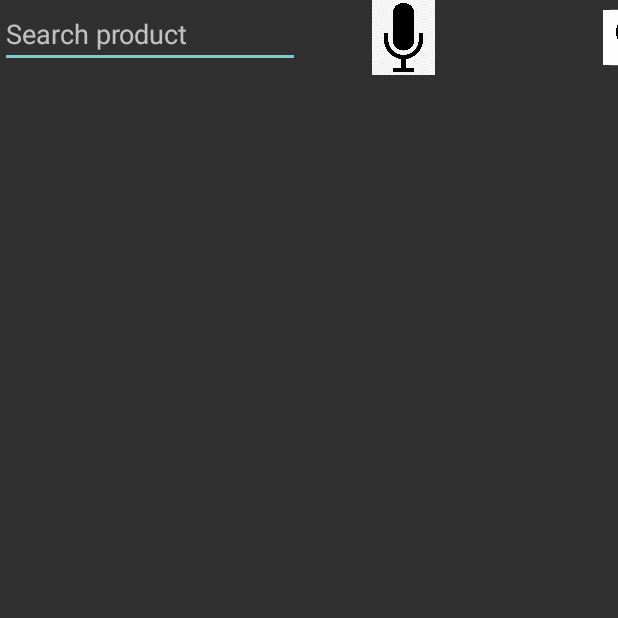
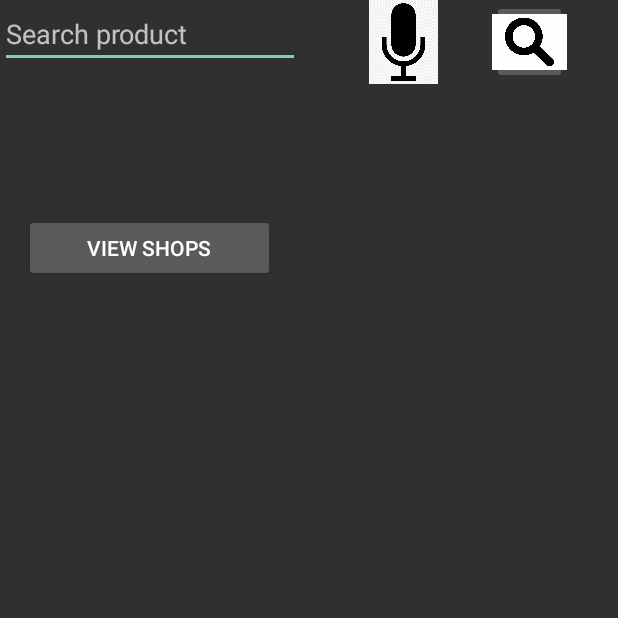
Before and after one commit to WesleyNieuwenhuijse/product_app, an Android app: the MainActivity screen opened directly, with no data from a screen before it, on a phone screen of 412 x 824 dp, the top half of it. Run offline under Robolectric (Android 15) with nearby library versions, the phone set to English and light mode, and no system bars.

Commit message:
shop list and shop details activities created

```diff
--- a/app/src/main/java/com/example/productapp/MainActivity.java
+++ b/app/src/main/java/com/example/productapp/MainActivity.java
@@ -2,7 +2,9 @@ package com.example.productapp;
 
 import androidx.appcompat.app.AppCompatActivity;
 
+import android.content.Intent;
 import android.os.Bundle;
+import android.view.View;
 
 public class MainActivity extends AppCompatActivity {
 
@@ -11,4 +13,10 @@ public class MainActivity extends AppCompatActivity {
         super.onCreate(savedInstanceState);
         setContentView(R.layout.activity_main);
     }
+
+    public void viewShops(View view) {
+        // Do something in response to button
+        Intent intent = new Intent(this, ShopListListActivity.class);
+        startActivity(intent);
+    }
 }
--- a/app/src/main/res/layout/activity_main.xml
+++ b/app/src/main/res/layout/activity_main.xml
@@ -15,8 +15,8 @@
 
     <androidx.constraintlayout.widget.ConstraintLayout
         android:id="@+id/barrierTop"
-        android:layout_width="match_parent"
-        android:layout_height="50dp"
+        android:layout_width="411dp"
+        android:layout_height="56dp"
         app:layout_constraintLeft_toLeftOf="parent"
         app:layout_constraintTop_toTopOf="parent">
 
@@ -29,7 +29,8 @@
             android:inputType="textPersonName"
             android:visibility="visible"
             app:layout_constraintLeft_toLeftOf="parent"
-            app:layout_constraintTop_toTopOf="parent" />
+            app:layout_constraintTop_toTopOf="parent"
+            android:autofillHints="" />
 
         <ImageButton
             android:id="@+id/speak_button"
@@ -42,19 +43,36 @@
             android:src="@mipmap/speaker"
             app:layout_constrainedHeight="@+id/editText"
             app:layout_constraintLeft_toRightOf="@+id/editText"
-            app:layout_constraintTop_toTopOf="parent" />
+            app:layout_constraintTop_toTopOf="parent"
+            android:contentDescription="@string/todo" />
 
         <ImageButton
             android:id="@+id/search_button"
             android:layout_width="50dp"
             android:layout_height="match_parent"
-            android:layout_marginStart="108dp"
             android:adjustViewBounds="true"
+            android:contentDescription="@string/todo"
             android:padding="0dp"
             android:scaleType="fitCenter"
             android:src="@mipmap/magnifying"
+            app:layout_constraintEnd_toEndOf="parent"
             app:layout_constraintLeft_toRightOf="@+id/speak_button"
+            app:layout_constraintStart_toEndOf="@+id/speak_button"
             app:layout_constraintTop_toTopOf="parent" />
     </androidx.constraintlayout.widget.ConstraintLayout>
 
+    <Button
+        android:id="@+id/shop.btn"
+        android:layout_width="167dp"
+        android:layout_height="45dp"
+        android:onClick="viewShops"
+        android:text="@string/view_shops"
+        android:visibility="visible"
+        app:layout_constraintBottom_toBottomOf="parent"
+        app:layout_constraintEnd_toEndOf="parent"
+        app:layout_constraintHorizontal_bias="0.065"
+        app:layout_constraintStart_toStartOf="parent"
+        app:layout_constraintTop_toBottomOf="@+id/barrierTop"
+        app:layout_constraintVertical_bias="0.12" />
+
 </androidx.constraintlayout.widget.ConstraintLayout>
--- a/app/src/main/res/values/strings.xml
+++ b/app/src/main/res/values/strings.xml
@@ -4,4 +4,6 @@
     <string name="title_shoplist_list">Shops</string>
     <string name="title_shoplist_detail">ShopList Detail</string>
     <string name="search_product">Search product</string>
+    <string name="todo">TODO</string>
+    <string name="view_shops">View Shops</string>
 </resources>
```
